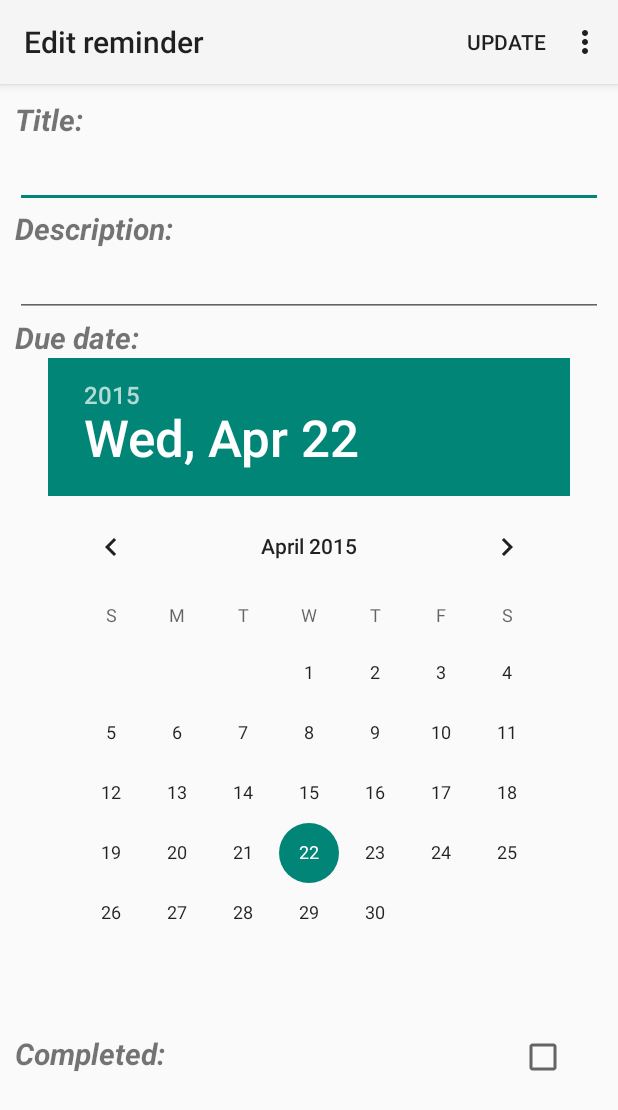
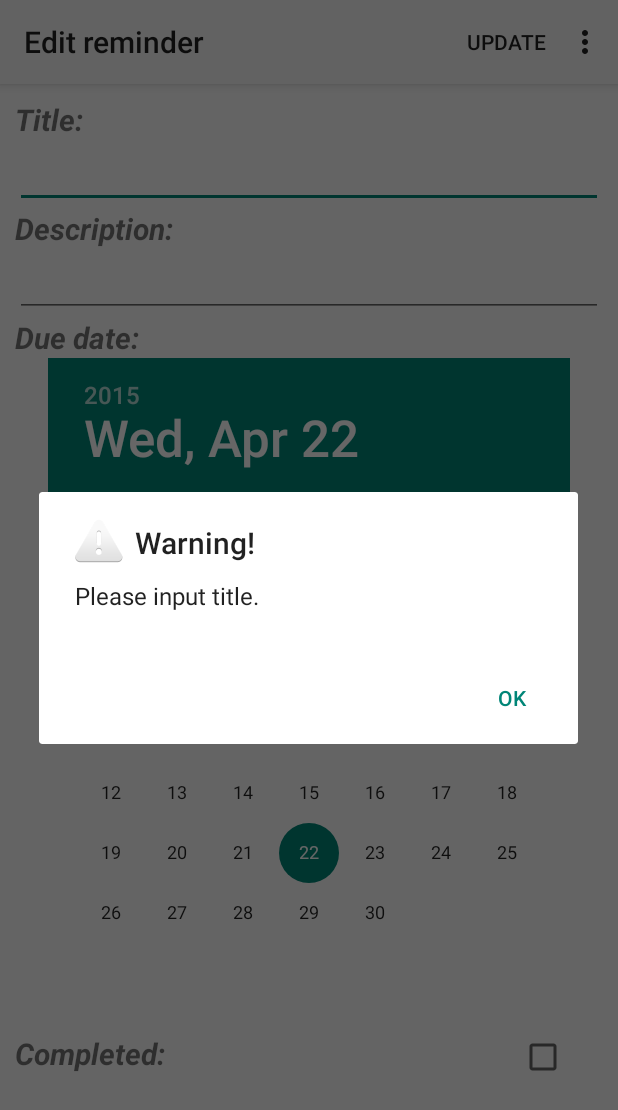
Before and after one commit to zippoobbiz/FIT4039-Android-week5lab, an Android app: the EditReminderActivity screen opened directly, with no data from a screen before it, after a tap on "UPDATE", on a phone screen of 412 x 824 dp. Shown: the top 1110 px of the screen. Run offline under Robolectric (Android 15) with nearby library versions, the phone set to English and light mode, and no system bars; 5 statements that could not run were skipped.

Commit message:
fix bug
add input validation and throw alert

```diff
--- a/app/src/main/java/com/assignment/xiaoduo/week5lab/EditReminderActivity.java
+++ b/app/src/main/java/com/assignment/xiaoduo/week5lab/EditReminderActivity.java
@@ -1,6 +1,9 @@
 package com.assignment.xiaoduo.week5lab;
 
 import android.app.Activity;
+import android.app.AlertDialog;
+import android.content.Context;
+import android.content.DialogInterface;
 import android.content.Intent;
 import android.os.Bundle;
 import android.util.Log;
@@ -8,6 +11,7 @@ import android.view.Menu;
 import android.view.MenuItem;
 import android.view.View;
 import android.view.WindowManager;
+import android.view.inputmethod.InputMethodManager;
 import android.widget.Button;
 import android.widget.CheckBox;
 import android.widget.DatePicker;
@@ -76,6 +80,20 @@ public class EditReminderActivity extends Activity {
             return true;
         }else if(id == R.id.action_edit)
         {
+            if(title_et.getText().toString().trim().equals(""))
+            {
+                alert("Please input title.");
+                title_et.requestFocus();
+                InputMethodManager imm = (InputMethodManager) getSystemService(Context.INPUT_METHOD_SERVICE);
+                imm.showSoftInput(title_et, InputMethodManager.SHOW_IMPLICIT);
+            }else if(description_et.getText().toString().trim().equals(""))
+            {
+                alert("Please input description.");
+                description_et.requestFocus();
+                InputMethodManager imm = (InputMethodManager) getSystemService(Context.INPUT_METHOD_SERVICE);
+                imm.showSoftInput(description_et, InputMethodManager.SHOW_IMPLICIT);
+            }else
+            {
                 Log.i("EditReminderActivity", "Edit Reminder Activity update Clicked");
                 Reminder r = reminder;
                 r.setTitle(title_et.getText().toString());
@@ -96,6 +114,20 @@ public class EditReminderActivity extends Activity {
                 }
             }
 
+        }
+
         return super.onOptionsItemSelected(item);
     }
+    public void alert(String text)
+    {
+        new AlertDialog.Builder(this)
+                .setTitle("Warning!")
+                .setMessage(text)
+                .setPositiveButton(android.R.string.yes, new DialogInterface.OnClickListener() {
+                    public void onClick(DialogInterface dialog, int which) {
+                        // continue with delete
                     }
+                }).setIcon(android.R.drawable.ic_dialog_alert)
+                .show();
+    }
+}
```
Also changed, not shown: app/src/main/java/com/assignment/xiaoduo/week5lab/AddReminderActivity.java (+31 -0 lines). Lines whose indentation alone changed are shown as unchanged.
